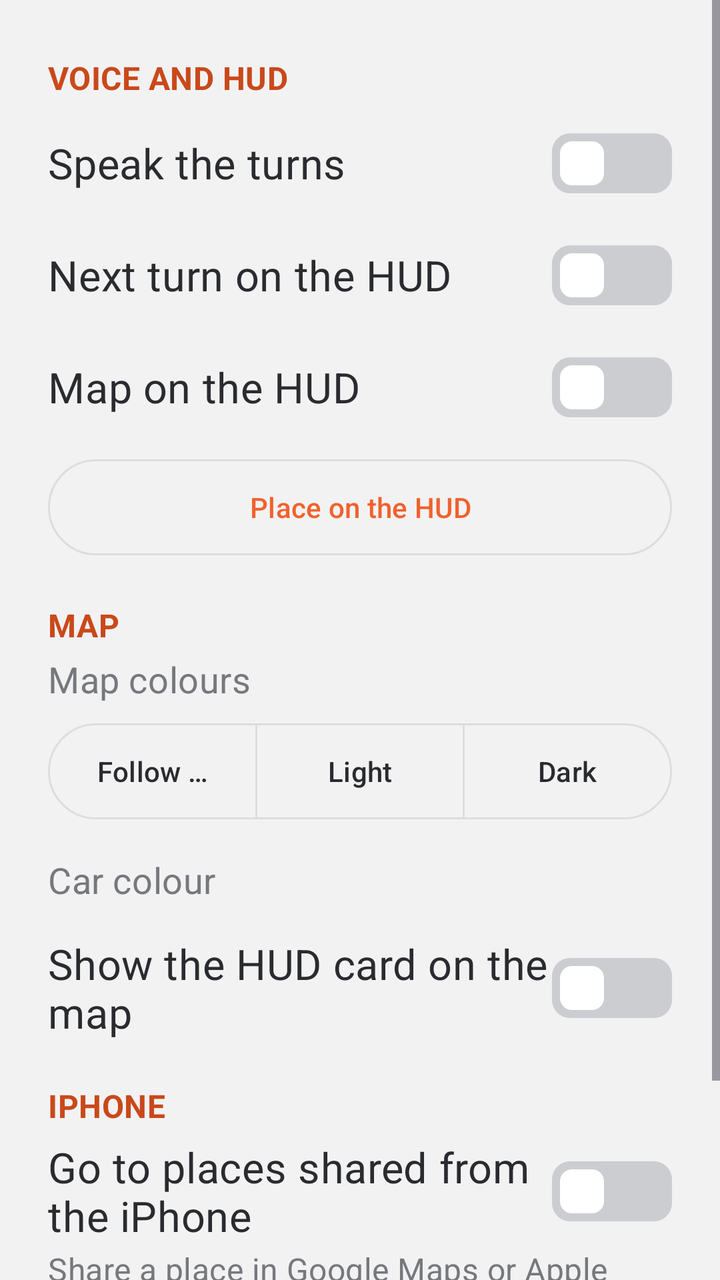
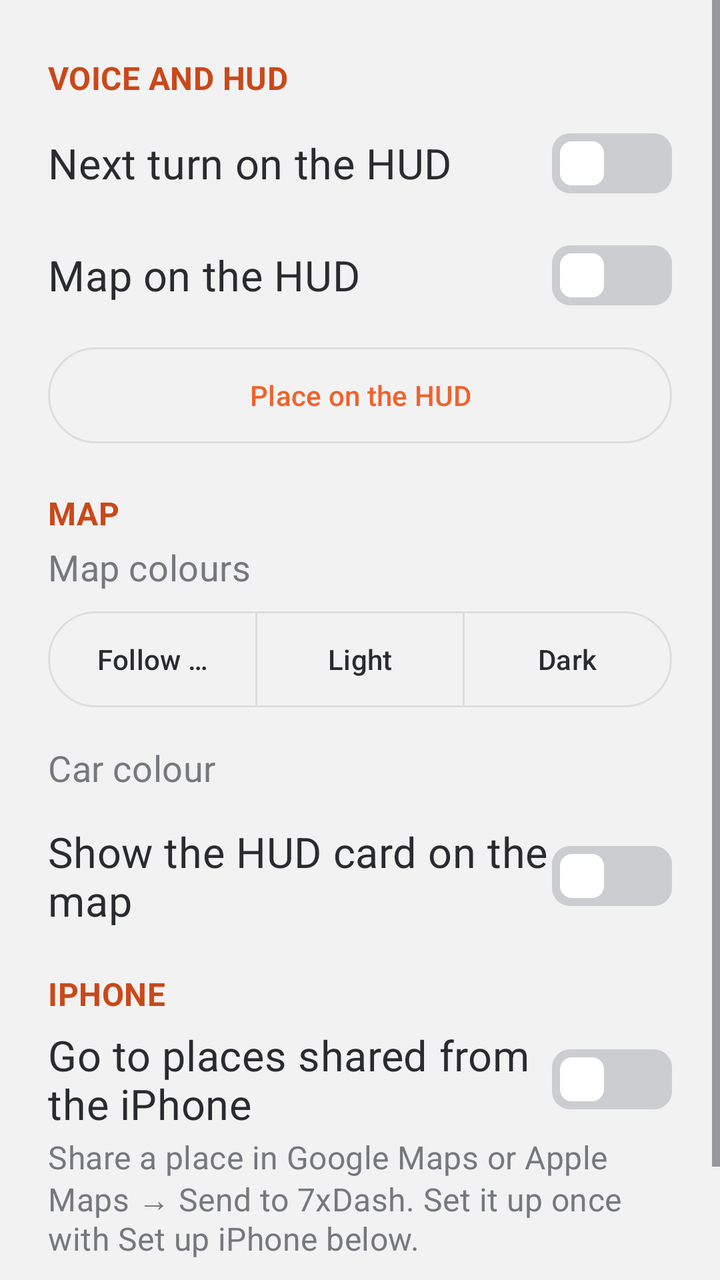

Compare the two renders of this Android layout. The source of the first and the diff that turns it into the second are given below.
<!-- AndroidManifest.xml: application theme Theme.Cam -->
<!-- res/layout/dialog_nav_settings.xml -->
<?xml version="1.0" encoding="utf-8"?>
<ScrollView
    xmlns:android="http://schemas.android.com/apk/res/android"
    xmlns:app="http://schemas.android.com/apk/res-auto"
    android:layout_width="match_parent"
    android:layout_height="wrap_content">
    <LinearLayout
        android:layout_width="match_parent"
        android:layout_height="wrap_content"
        android:orientation="vertical"
        android:paddingStart="24dp"
        android:paddingTop="8dp"
        android:paddingEnd="24dp"
        android:paddingBottom="8dp">

        
        <TextView
            style="@style/NavSettingsHeader"
            android:text="@string/nav_section_voice_hud" />
        <com.google.android.material.switchmaterial.SwitchMaterial
            android:id="@+id/nav_voice_switch"
            style="@style/NavSettingsSwitch"
            android:text="@string/nav_voice_switch" />
        <com.google.android.material.switchmaterial.SwitchMaterial
            android:id="@+id/nav_hud_switch"
            style="@style/NavSettingsSwitch"
            android:text="@string/nav_hud_switch" />
        <com.google.android.material.switchmaterial.SwitchMaterial
            android:id="@+id/nav_hud_map_switch"
            style="@style/NavSettingsSwitch"
            android:text="@string/nav_hud_map_switch" />
        <com.google.android.material.button.MaterialButton
            android:id="@+id/nav_hud_adjust"
            style="@style/Widget.Material3.Button.OutlinedButton"
            android:layout_width="match_parent"
            android:layout_height="56dp"
            android:layout_marginTop="4dp"
            android:text="@string/nav_hud_adjust" />

        
        <TextView
            style="@style/NavSettingsHeader"
            android:text="@string/nav_section_map" />
        <TextView
            style="@style/NavSettingsLabel"
            android:text="@string/nav_map_colours" />
        <com.google.android.material.button.MaterialButtonToggleGroup
            android:id="@+id/nav_scheme_group"
            android:layout_width="match_parent"
            android:layout_height="wrap_content"
            android:layout_marginTop="6dp"
            app:selectionRequired="true"
            app:singleSelection="true">
            <com.google.android.material.button.MaterialButton
                android:id="@+id/nav_scheme_auto"
                style="@style/Widget.Material3.Button.OutlinedButton"
                android:layout_width="0dp"
                android:layout_height="56dp"
                android:layout_weight="1"
                android:text="@string/nav_scheme_auto" />
            <com.google.android.material.button.MaterialButton
                android:id="@+id/nav_scheme_light"
                style="@style/Widget.Material3.Button.OutlinedButton"
                android:layout_width="0dp"
                android:layout_height="56dp"
                android:layout_weight="1"
                android:text="@string/nav_scheme_light" />
            <com.google.android.material.button.MaterialButton
                android:id="@+id/nav_scheme_dark"
                style="@style/Widget.Material3.Button.OutlinedButton"
                android:layout_width="0dp"
                android:layout_height="56dp"
                android:layout_weight="1"
                android:text="@string/nav_scheme_dark" />
        </com.google.android.material.button.MaterialButtonToggleGroup>
        <TextView
            style="@style/NavSettingsLabel"
            android:layout_marginTop="14dp"
            android:text="@string/nav_car_colour" />
        
        <LinearLayout
            android:id="@+id/nav_car_swatches"
            android:layout_width="match_parent"
            android:layout_height="wrap_content"
            android:layout_marginTop="6dp"
            android:orientation="horizontal" />
        <com.google.android.material.switchmaterial.SwitchMaterial
            android:id="@+id/nav_hud_preview_switch"
            style="@style/NavSettingsSwitch"
            android:layout_marginTop="8dp"
            android:text="@string/nav_hud_preview_switch" />

        
        <TextView
            style="@style/NavSettingsHeader"
            android:text="@string/nav_section_iphone" />
        <com.google.android.material.switchmaterial.SwitchMaterial
            android:id="@+id/nav_share_switch"
            style="@style/NavSettingsSwitch"
            android:text="@string/nav_share_switch" />
        <TextView
            android:layout_width="match_parent"
            android:layout_height="wrap_content"
            android:text="@string/nav_share_hint"
            android:textAppearance="@style/TextAppearance.Cam.Caption"
            android:textColor="@color/text_secondary" />
        <com.google.android.material.button.MaterialButton
            android:id="@+id/nav_phone_setup"
            style="@style/Widget.Material3.Button.OutlinedButton"
            android:layout_width="match_parent"
            android:layout_height="56dp"
            android:layout_marginTop="8dp"
            android:text="@string/arrival_setup_title" />
    </LinearLayout>
</ScrollView>
<!-- resources referenced by this layout -->
<resources>
  <color name="text_secondary">#FF76787D</color>
  <string name="arrival_setup_title">Set up your iPhone</string>
  <string name="nav_car_colour">Car colour</string>
  <string name="nav_hud_adjust">Place on the HUD</string>
  <string name="nav_hud_map_switch">Map on the HUD</string>
  <string name="nav_hud_preview_switch">Show the HUD card on the map</string>
  <string name="nav_hud_switch">Next turn on the HUD</string>
  <string name="nav_map_colours">Map colours</string>
  <string name="nav_scheme_auto">Follow screen</string>
  <string name="nav_scheme_dark">Dark</string>
  <string name="nav_scheme_light">Light</string>
  <string name="nav_section_iphone">iPhone</string>
  <string name="nav_section_map">Map</string>
  <string name="nav_section_voice_hud">Voice and HUD</string>
  <string name="nav_share_hint">Share a place in Google Maps or Apple Maps → Send to 7xDash. Set it up once with Set up iPhone below.</string>
  <string name="nav_share_switch">Go to places shared from the iPhone</string>
  <string name="nav_voice_switch">Speak the turns</string>
  <style name="NavSettingsLabel">
          <item name="android:layout_width">match_parent</item>
          <item name="android:layout_height">wrap_content</item>
          <item name="android:textAppearance">@style/TextAppearance.Cam.Body</item>
          <item name="android:textColor">@color/text_secondary</item>
      </style>
  <style name="TextAppearance.Cam.Caption">
          <item name="android:textSize">@dimen/text_caption</item>
      </style>
  <style name="Theme.Cam" parent="Base.Theme.Cam" />
  <color name="energy_text">#FFC9491A</color>
  <style name="TextAppearance.Cam.Body">
          <item name="android:textSize">@dimen/text_body</item>
      </style>
  <style name="TextAppearance.Cam.Row">
          <item name="android:textSize">@dimen/text_row</item>
      </style>
  <color name="text_primary">#FF2A2B2E</color>
  <dimen name="text_caption">16sp</dimen>
  <dimen name="text_body">18sp</dimen>
  <dimen name="text_row">21sp</dimen>
  <color name="energy">#FFF0622D</color>
  <color name="on_energy">#FFFFFFFF</color>
  <color name="energy_quiet">#FFFDEDE6</color>
  <color name="surface">#FFFAFAFB</color>
  <color name="sunken">#FFE6E6E8</color>
  <color name="recording">#FFE0393E</color>
  <color name="bg">#FFF2F2F3</color>
  <style name="Widget.Cam.Switch" parent="Widget.AppCompat.CompoundButton.Switch">
          <item name="android:thumb">@drawable/pref_switch_thumb</item>
          <item name="track">@drawable/pref_switch_track</item>
          <item name="switchMinWidth">56dp</item>
          <item name="android:background">@null</item>
      </style>
  <color name="line">#FFDDDDE0</color>
  <style name="AlertDialogButton" parent="Widget.Material3.Button.TextButton.Dialog">
          <item name="android:textColor">@color/energy_text</item>
          <item name="android:textSize">@dimen/text_row</item>
      </style>
  <style name="MaterialAlertDialog.Cam.Title" parent="MaterialAlertDialog.Material3.Title.Text">
          <item name="android:textSize">@dimen/text_title</item>
      </style>
  <style name="MaterialAlertDialog.Cam.Body" parent="MaterialAlertDialog.Material3.Body.Text">
          <item name="android:textSize">@dimen/text_row</item>
      </style>
  <!-- drawable pref_switch_track (drawable) -->
  <?xml version="1.0" encoding="utf-8"?>
  <shape xmlns:android="http://schemas.android.com/apk/res/android"
      android:shape="rectangle">
      <corners android:radius="9dp" />
      <size
          android:width="56dp"
          android:height="30dp" />
      <solid android:color="@color/pref_switch_track" />
  </shape>
  <dimen name="text_title">26sp</dimen>
  <!-- unchanged entries left out for length: 6 -->
</resources>

<!-- the commit's change to res/layout/dialog_nav_settings.xml (unified diff, before → after) -->
@@ -17,10 +17,6 @@
         <TextView
             style="@style/NavSettingsHeader"
             android:text="@string/nav_section_voice_hud" />
-        <com.google.android.material.switchmaterial.SwitchMaterial
-            android:id="@+id/nav_voice_switch"
-            style="@style/NavSettingsSwitch"
-            android:text="@string/nav_voice_switch" />
         <com.google.android.material.switchmaterial.SwitchMaterial
             android:id="@+id/nav_hud_switch"
             style="@style/NavSettingsSwitch"
<!-- resource entries referenced after the edit -->
@@ -16,7 +16,6 @@
   <string name="nav_section_voice_hud">Voice and HUD</string>
   <string name="nav_share_hint">Share a place in Google Maps or Apple Maps → Send to 7xDash. Set it up once with Set up iPhone below.</string>
   <string name="nav_share_switch">Go to places shared from the iPhone</string>
-  <string name="nav_voice_switch">Speak the turns</string>
   <style name="NavSettingsLabel">
           <item name="android:layout_width">match_parent</item>
           <item name="android:layout_height">wrap_content</item>
